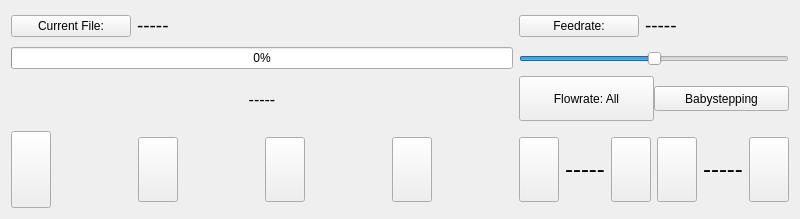
The window that ClientApp/qt/activeprintwidget.ui (re3Dprinting/touchscreen) describes before a commit, drawn with Qt 5.
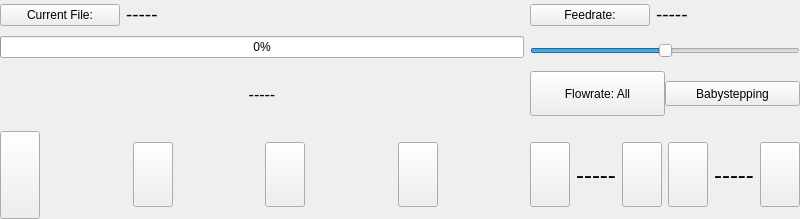
The same window after the commit. Icons and pictures are not drawn.

Commit message: Fixed babystepping bug, reorganized nonactive printingwidget buttons

```diff
--- a/ClientApp/qt/activeprintwidget.ui
+++ b/ClientApp/qt/activeprintwidget.ui
@@ -20,6 +20,18 @@
    <string>TemperatureWindow</string>
   </property>
   <layout class="QGridLayout" name="gridLayout">
+   <property name="leftMargin">
+    <number>0</number>
+   </property>
+   <property name="topMargin">
+    <number>0</number>
+   </property>
+   <property name="rightMargin">
+    <number>0</number>
+   </property>
+   <property name="bottomMargin">
+    <number>0</number>
+   </property>
    <item row="0" column="0">
     <layout class="QHBoxLayout" name="horizontalLayout">
      <item>
```
The commit also changes 7 other files.
